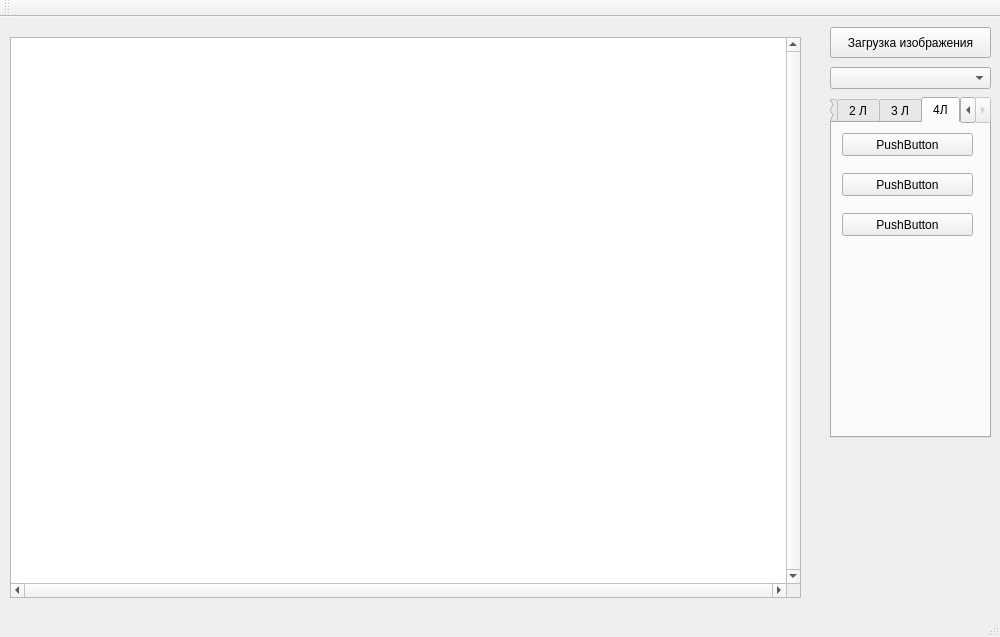
Qt form mainwindow.ui (StenFox/Image) before a commit.
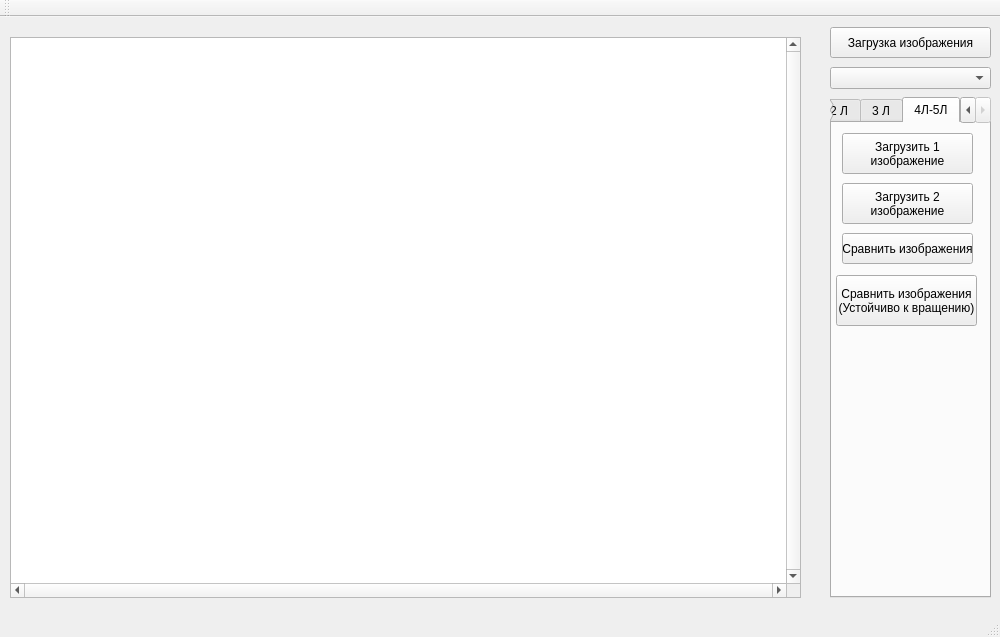
The same form after that commit.

Commit message: Дескриптор устойчивый к вращению.Устранена ошибка при сравнении дескрипторов + глобальный фикс

Patch:
```diff
--- a/mainwindow.ui
+++ b/mainwindow.ui
@@ -88,7 +88,7 @@
       <x>830</x>
       <y>80</y>
       <width>161</width>
-      <height>341</height>
+      <height>501</height>
      </rect>
     </property>
     <property name="currentIndex">
@@ -369,7 +369,7 @@
     </widget>
     <widget class="QWidget" name="tab">
      <attribute name="title">
-      <string>4Л</string>
+      <string>4Л-5Л</string>
      </attribute>
      <widget class="QPushButton" name="loadImage1">
       <property name="geometry">
@@ -377,37 +377,53 @@
         <x>10</x>
         <y>10</y>
         <width>131</width>
-        <height>23</height>
+        <height>41</height>
        </rect>
       </property>
       <property name="text">
-       <string>PushButton</string>
+       <string>Загрузить 1 
+изображение</string>
       </property>
      </widget>
      <widget class="QPushButton" name="loadImage2">
       <property name="geometry">
        <rect>
         <x>10</x>
-        <y>50</y>
+        <y>60</y>
         <width>131</width>
-        <height>23</height>
+        <height>41</height>
        </rect>
       </property>
       <property name="text">
-       <string>PushButton</string>
+       <string>Загрузить 2
+изображение</string>
       </property>
      </widget>
      <widget class="QPushButton" name="showImages">
       <property name="geometry">
        <rect>
         <x>10</x>
-        <y>90</y>
+        <y>110</y>
         <width>131</width>
-        <height>23</height>
+        <height>31</height>
        </rect>
       </property>
       <property name="text">
-       <string>PushButton</string>
+       <string>Сравнить изображения</string>
+      </property>
+     </widget>
+     <widget class="QPushButton" name="CompareImageRotate">
+      <property name="geometry">
+       <rect>
+        <x>4</x>
+        <y>152</y>
+        <width>141</width>
+        <height>51</height>
+       </rect>
+      </property>
+      <property name="text">
+       <string>Сравнить изображения
+(Устойчиво к вращению)</string>
       </property>
      </widget>
     </widget>
```
The commit also changes 9 other files.
